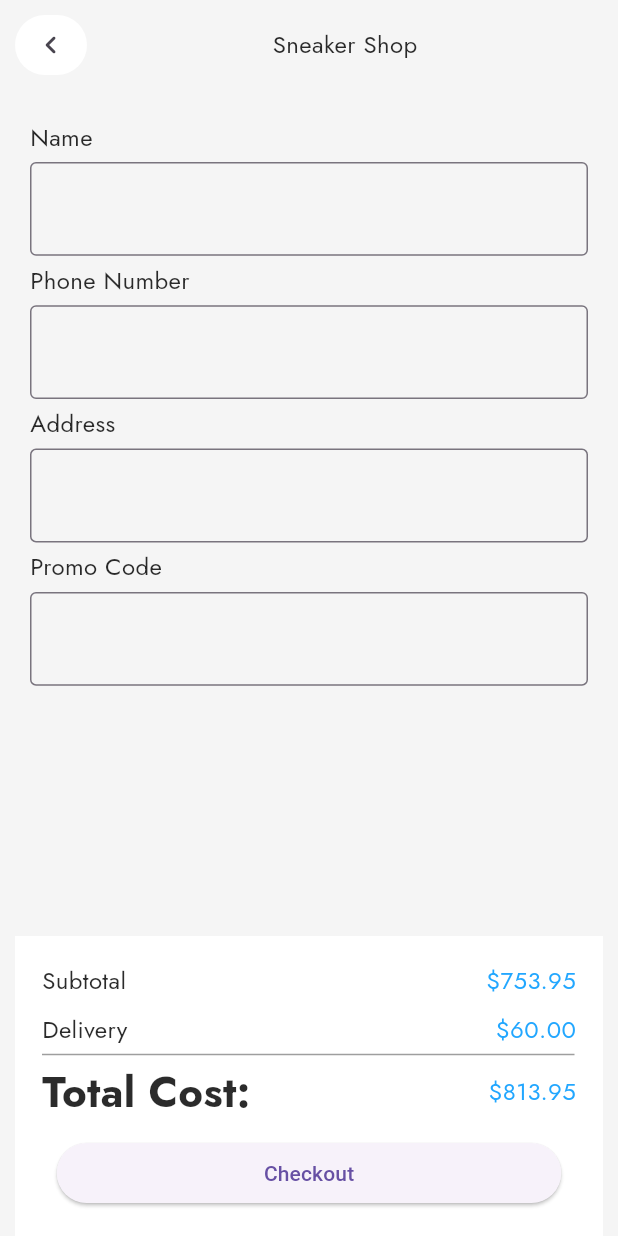
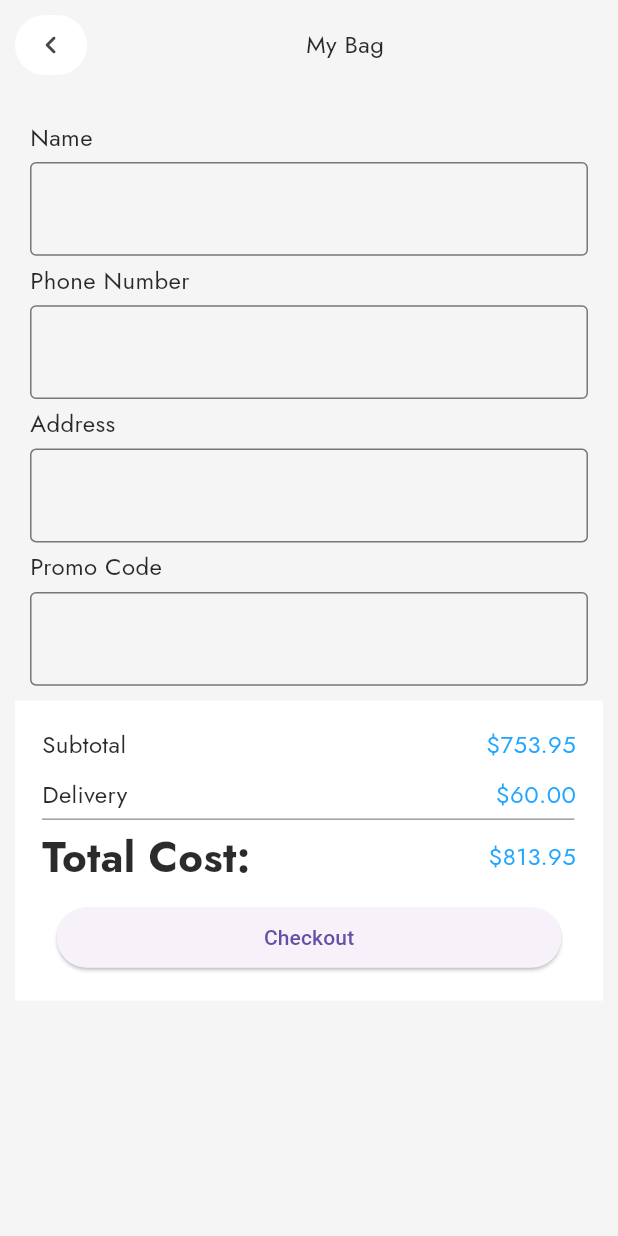
Before and after one commit to johnStuart00/OnlineMarket, a Flutter app: the BagPageWidget screen opened directly, on a phone screen of 412 x 824 dp. Run offline on Flutter 3.47's test engine with Material 3 defaults, Android fonts, the phone set to English and light mode, and no system bars; our stand-ins replace adaptive_theme, animated_splash_screen, curved_navigation_bar, google_fonts, lottie, shared_preferences; accounts and stored records are empty.

Commit message:
last day

```diff
--- a/lib/widgets/checkout_widget.dart
+++ b/lib/widgets/checkout_widget.dart
@@ -52,17 +52,17 @@ class _BagPageWidgetState extends State<BagPageWidget> {
                         ),
                         const Expanded(
                             child: Center(
-                                child: MiddleTextWidget(
-                                    widgetText: 'Sneaker Shop'))),
+                                child: MiddleTextWidget(widgetText: 'My Bag'))),
                       ],
                     ),
                   ),
                 ),
                 Padding(
-                    padding: const EdgeInsets.only(
-                      top: 60.0,
-                      bottom: 200,
-                    ),
+                  padding: const EdgeInsets.only(
+                    top: 60.0,
+                    bottom: 200,
+                  ),
+                  child: SingleChildScrollView(
                     child: Container(
                       decoration: const BoxDecoration(
                         borderRadius: BorderRadius.all(
@@ -104,7 +104,9 @@ class _BagPageWidgetState extends State<BagPageWidget> {
                           ],
                         ),
                       ),
-                    )),
+                    ),
+                  ),
+                ),
                 Positioned(
                   left: 0,
                   right: 0,
--- a/lib/widgets/name_textfield_widget.dart
+++ b/lib/widgets/name_textfield_widget.dart
@@ -24,7 +24,7 @@ class _NameTextFieldState extends State<NameTextField> {
     return SizedBox(
       child: TextField(
         controller: widget.textFieldNameController,
-        keyboardType: TextInputType.phone,
+        keyboardType: TextInputType.text,
         inputFormatters: [
           LengthLimitingTextInputFormatter(50),
           FilteringTextInputFormatter.allow(RegExp(r'[a-zA-Z0-9\s]')),
```
